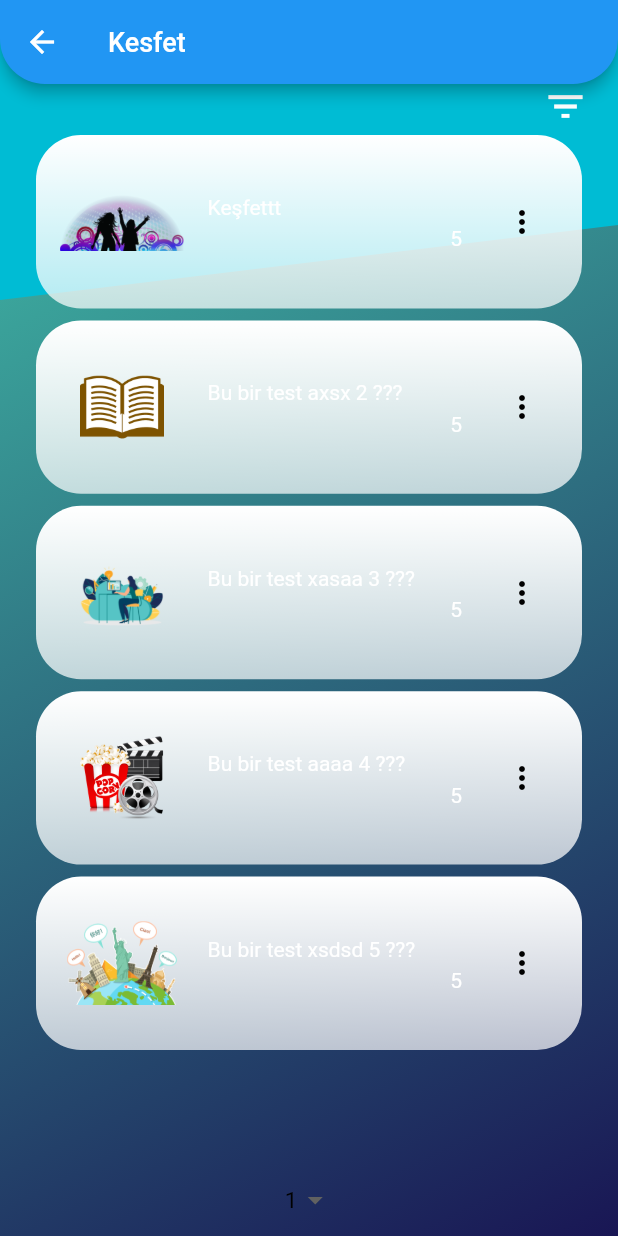
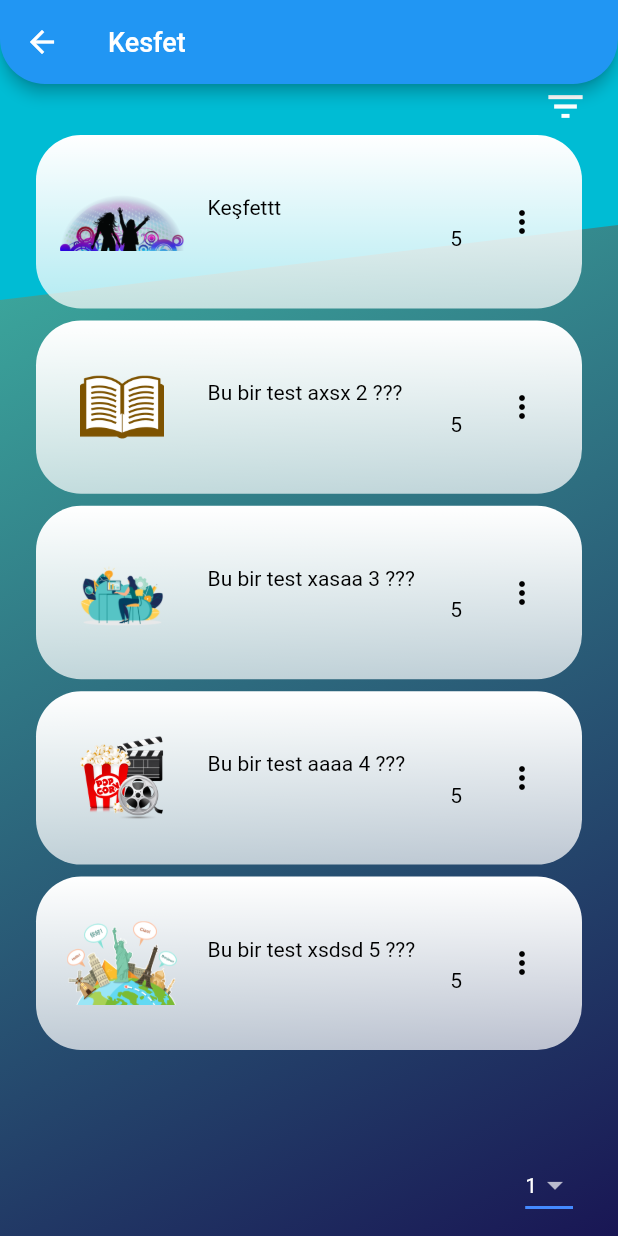
Before and after one commit to AvniErtas/SoulMate, a Flutter app: the Kesfet screen opened directly, on a phone screen of 412 x 824 dp. Run offline on Flutter 3.47's test engine with Material 2 defaults, Android fonts, the phone set to English and light mode, and no system bars; our stand-ins replace bloc, carousel_slider, curved_navigation_bar, equatable, flutter_bloc, flutter_custom_clippers and 3 more; missing offline and left inert: flutter_sequence_animation, kf_drawer.

Commit message:
update 22052020

```diff
--- a/lib/Pages/Kesfet/kesfet.dart
+++ b/lib/Pages/Kesfet/kesfet.dart
@@ -105,7 +105,7 @@ class _KesfetState extends State<Kesfet> {
                               ),
                               title: Text(
                                 state.Tests[index].testAdi,
-                                style: TextStyle(fontSize: 14, color: Colors.white),
+                                style: TextStyle(fontSize: 14, color: Colors.black),
                               ),
                               subtitle: Padding(
                                 padding: const EdgeInsets.only(top: 5),
@@ -113,7 +113,7 @@ class _KesfetState extends State<Kesfet> {
 //                                      state.Tests[index].sorular.length.toString(),
                                   5.toString(),
                                   textAlign: TextAlign.end,
-                                  style: TextStyle(color: Colors.white),
+                                  style: TextStyle(color: Colors.black),
                                 ),
                               ),
                               trailing: popUp(),
@@ -133,31 +133,36 @@ class _KesfetState extends State<Kesfet> {
         ),
         Column(children: <Widget>[
 
-          DropdownButton<String>(
-            value: dropdownValue,
-            icon: Icon(Icons.arrow_drop_down),
-            iconSize: 24,
-            elevation: 16,
-            style: TextStyle(color: Colors.black, fontSize: 15),
-            underline: Container(
-              height: 2,
-              color: Colors.transparent,
+          Align(
+            alignment: Alignment.bottomRight,
+            child: Padding(
+              padding: const EdgeInsets.fromLTRB(0, 0, 30, 10),
+              child: Theme(
+                data: Theme.of(context).copyWith(brightness: Brightness.dark),
+                child: DropdownButton(
+                  underline: Container( height: 2,color: Colors.blueAccent,),
+                  style: TextStyle(color: Colors.blue, decorationColor: Colors.black),
+                  items: spinnerItems.map<DropdownMenuItem<String>>((String value) {
+                    return DropdownMenuItem<String>(
+                      value: value,
+                      child: Text(value,style: TextStyle(color: Colors.black),),
+                    );
+                  }).toList(),
+                  value: null,
+                  hint: Text(dropdownValue, style: TextStyle(color: Colors.white)),
+                  onChanged: (String data) {
+                    setState(() {
+                      dropdownValue = data;
+                    });
+                  },
+                ),
+              ),
             ),
-            onChanged: (String data) {
-              setState(() {
-                dropdownValue = data;
-              });
-            },
-            items: spinnerItems.map<DropdownMenuItem<String>>((String value) {
-              return DropdownMenuItem<String>(
-                value: value,
-                child: Text(value,style: TextStyle(color: Colors.black),),
-              );
-            }).toList(),
           ),
         ]),
       ],
     );
+
   }
   Widget popUp() {
     return PopupMenuButton<WhyFarther>(
```
